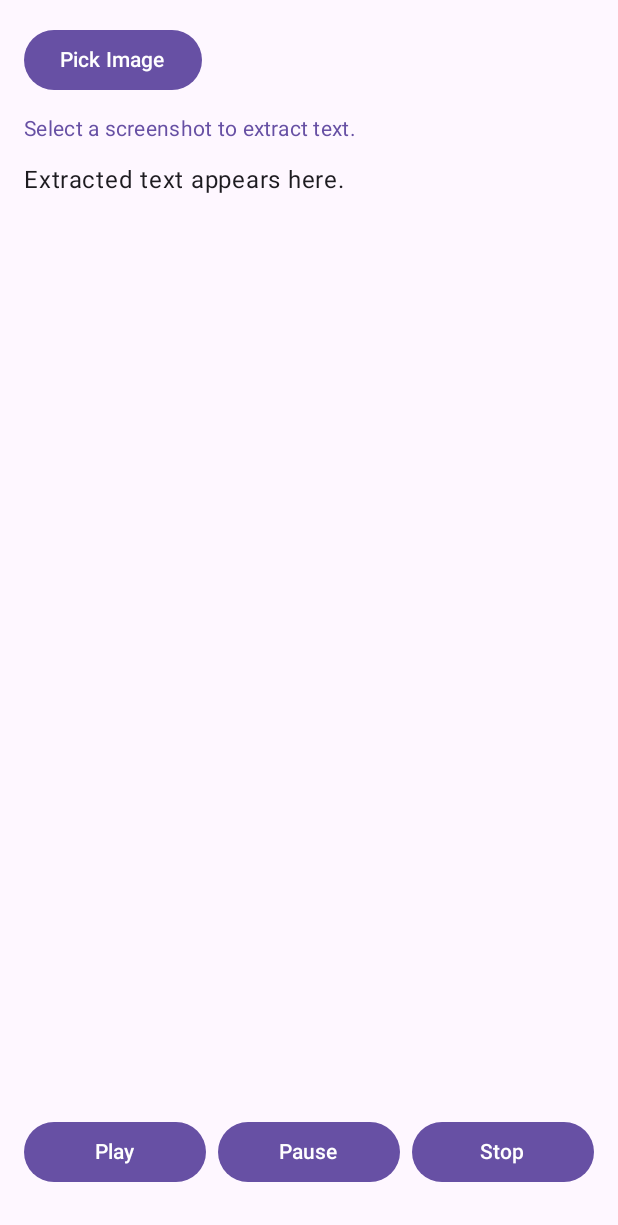
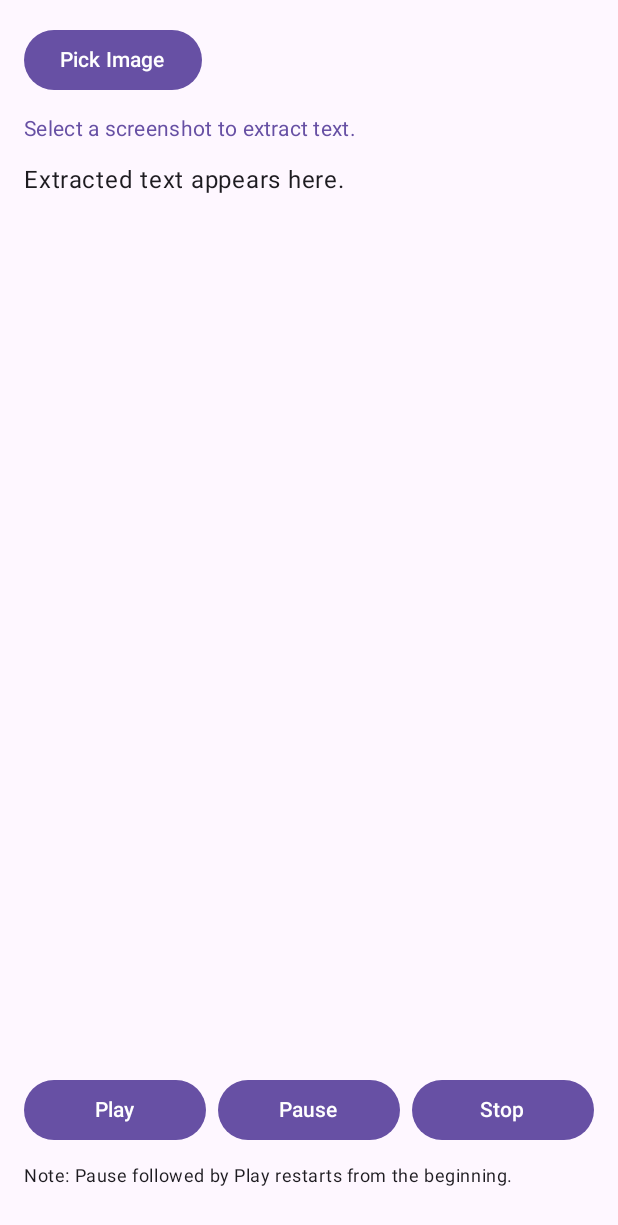
Before and after one commit to kilby8/Amazing-Grace-Book-Reader, an Android app built with Jetpack Compose: the screen it shows after launch (MainActivity), on a phone screen of 412 x 824 dp. Shown: the top 1225 px of the screen. Run offline under Robolectric (Android 15) with nearby library versions, the phone set to English and light mode, and no system bars; libraries missing offline, so code that uses them is left out: com.google.mlkit.vision.

Commit message:
docs: add in-app note about pause/play restart behavior
Agent-Logs-Url: https://github.com/kilby8/Amazing-Grace-Book-Reader/sessions/1f2a15d2-126c-4c63-a7e6-c9a321f0f328

Co-authored-by: kilby8 <114899717+kilby8@users.noreply.github.com>

```diff
--- a/app/src/main/java/com/amazinggrace/bookreader/MainActivity.kt
+++ b/app/src/main/java/com/amazinggrace/bookreader/MainActivity.kt
@@ -171,6 +171,11 @@ private fun ReaderScreen() {
             }
         }
 
+        Text(
+            text = stringResource(R.string.playback_note),
+            style = MaterialTheme.typography.bodySmall
+        )
+
         Spacer(modifier = Modifier.height(4.dp))
     }
 }
--- a/app/src/main/res/values/strings.xml
+++ b/app/src/main/res/values/strings.xml
@@ -18,4 +18,5 @@
     <string name="status_playback_stopped">Playback stopped.</string>
     <string name="status_playback_already_stopped">Playback is already stopped.</string>
     <string name="placeholder_extracted_text">Extracted text appears here.</string>
+    <string name="playback_note">Note: Pause followed by Play restarts from the beginning.</string>
 </resources>
```
